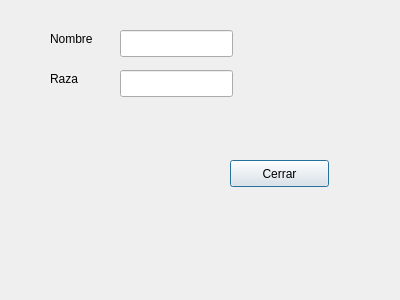
The window that Qt/QtUsingClasses/display.ui (j2deme/POO_Cpp) describes before a commit, drawn with Qt 5.
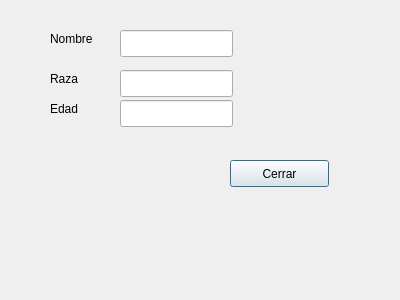
The same window after the commit.

Patch:
```diff
--- a/Qt/QtUsingClasses/display.ui
+++ b/Qt/QtUsingClasses/display.ui
@@ -72,6 +72,29 @@
     <string>Cerrar</string>
    </property>
   </widget>
+  <widget class="QLabel" name="lblEdad">
+   <property name="geometry">
+    <rect>
+     <x>50</x>
+     <y>100</y>
+     <width>67</width>
+     <height>17</height>
+    </rect>
+   </property>
+   <property name="text">
+    <string>Edad</string>
+   </property>
+  </widget>
+  <widget class="QLineEdit" name="txtEdad">
+   <property name="geometry">
+    <rect>
+     <x>120</x>
+     <y>100</y>
+     <width>113</width>
+     <height>27</height>
+    </rect>
+   </property>
+  </widget>
  </widget>
  <resources/>
  <connections/>
```
Left out of the diff: 12 changed lines with no effect on the pictures.
